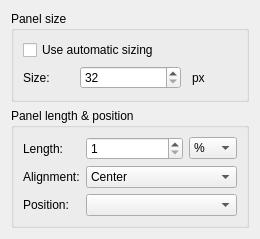
lxqt/lxqt-panel, file panel/configpaneldialog.ui: the form before one commit.
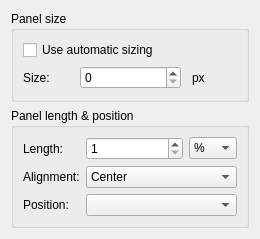
The form after the commit.

Commit message:
razor-panel: Remove minimum size definition from the config ui
The minimum size is defined in razorpanellimits.h

```diff
--- a/panel/configpaneldialog.ui
+++ b/panel/configpaneldialog.ui
@@ -46,9 +46,6 @@
       </item>
       <item row="1" column="1" colspan="2">
        <widget class="QSpinBox" name="spinBox_size">
-        <property name="minimum">
-         <number>32</number>
-        </property>
        </widget>
       </item>
      </layout>
```
